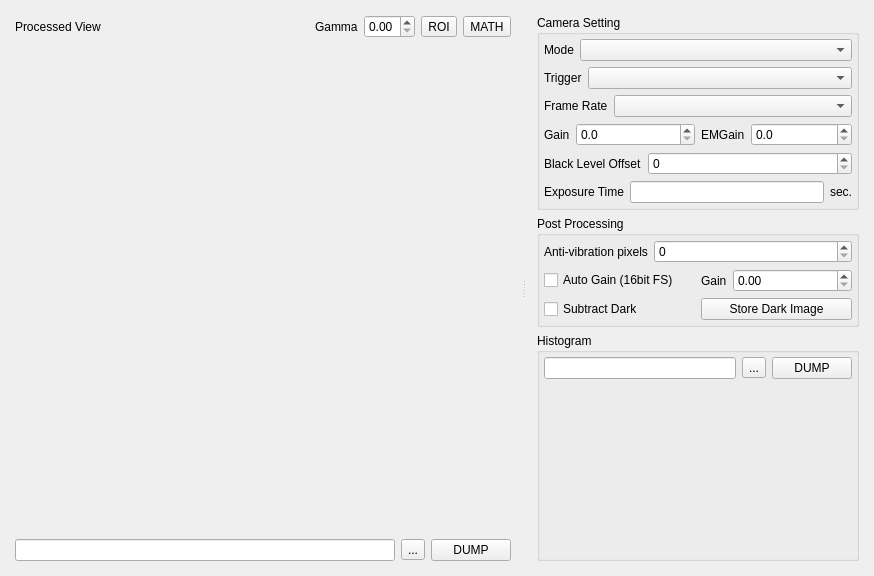
Above: modules/optics/core/digitalcameraform.ui from northriv/KAME before the change. Below: the same form after it.
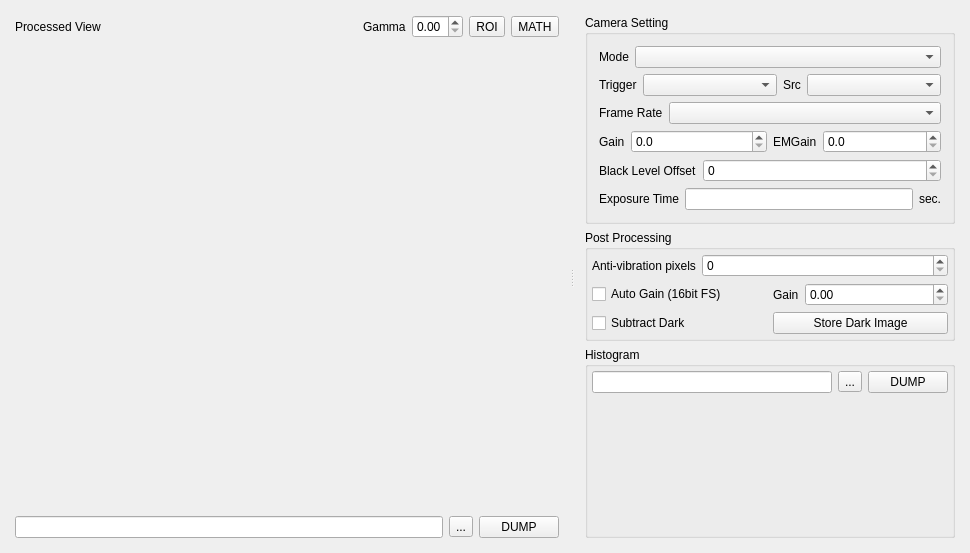
That is the form after the change. Custom widgets are drawn as their Qt base class.

Diff of the .ui file:
```diff
--- a/modules/optics/core/digitalcameraform.ui
+++ b/modules/optics/core/digitalcameraform.ui
@@ -6,8 +6,8 @@
    <rect>
     <x>0</x>
     <y>0</y>
-    <width>874</width>
-    <height>576</height>
+    <width>970</width>
+    <height>553</height>
    </rect>
   </property>
   <property name="windowTitle">
@@ -153,20 +153,8 @@
           <property name="title">
            <string>Camera Setting</string>
           </property>
-          <layout class="QGridLayout" name="gridLayout_2">
-           <property name="leftMargin">
-            <number>4</number>
-           </property>
-           <property name="topMargin">
-            <number>4</number>
-           </property>
-           <property name="rightMargin">
-            <number>4</number>
-           </property>
-           <property name="bottomMargin">
-            <number>4</number>
-           </property>
-           <item row="0" column="0" colspan="2">
+          <layout class="QVBoxLayout" name="verticalLayout_4">
+           <item>
             <layout class="QHBoxLayout" name="horizontalLayout">
              <item>
               <widget class="QLabel" name="textLabel1_2_5_3_3_5">
@@ -196,10 +184,10 @@
              </item>
             </layout>
            </item>
-           <item row="3" column="1">
-            <layout class="QHBoxLayout" name="horizontalLayout_11">
+           <item>
+            <layout class="QHBoxLayout" name="horizontalLayout_6">
              <item>
-              <widget class="QLabel" name="textLabel1_2_5_3_3_15">
+              <widget class="QLabel" name="textLabel1_2_5_3_3_10">
                <property name="sizePolicy">
                 <sizepolicy hsizetype="Fixed" vsizetype="Preferred">
                  <horstretch>0</horstretch>
@@ -207,7 +195,7 @@
                 </sizepolicy>
                </property>
                <property name="text">
-                <string>EMGain</string>
+                <string>Trigger</string>
                </property>
                <property name="wordWrap">
                 <bool>false</bool>
@@ -215,18 +203,44 @@
               </widget>
              </item>
              <item>
-              <widget class="QDoubleSpinBox" name="m_dblEMGain">
-               <property name="decimals">
-                <number>1</number>
+              <widget class="QComboBox" name="m_cmbTrigger">
+               <property name="sizePolicy">
+                <sizepolicy hsizetype="Minimum" vsizetype="Fixed">
+                 <horstretch>0</horstretch>
+                 <verstretch>0</verstretch>
+                </sizepolicy>
                </property>
-               <property name="maximum">
-                <double>100000.000000000000000</double>
+              </widget>
+             </item>
+             <item>
+              <widget class="QLabel" name="textLabel1_2_5_3_3_11">
+               <property name="sizePolicy">
+                <sizepolicy hsizetype="Fixed" vsizetype="Preferred">
+                 <horstretch>0</horstretch>
+                 <verstretch>0</verstretch>
+                </sizepolicy>
+               </property>
+               <property name="text">
+                <string>Src</string>
+               </property>
+               <property name="wordWrap">
+                <bool>false</bool>
+               </property>
+              </widget>
+             </item>
+             <item>
+              <widget class="QComboBox" name="m_cmbTriggerSrc">
+               <property name="sizePolicy">
+                <sizepolicy hsizetype="Minimum" vsizetype="Fixed">
+                 <horstretch>0</horstretch>
+                 <verstretch>0</verstretch>
+                </sizepolicy>
                </property>
               </widget>
              </item>
             </layout>
            </item>
-           <item row="2" column="0" colspan="2">
+           <item>
             <layout class="QHBoxLayout" name="horizontalLayout_2">
              <item>
               <widget class="QLabel" name="textLabel1_2_5_3_3_8">
@@ -256,7 +270,101 @@
              </item>
             </layout>
            </item>
-           <item row="5" column="0" colspan="2">
+           <item>
+            <layout class="QHBoxLayout" name="horizontalLayout_14">
+             <item>
+              <layout class="QHBoxLayout" name="horizontalLayout_10">
+               <item>
+                <widget class="QLabel" name="textLabel1_2_5_3_3_14">
+                 <property name="sizePolicy">
+                  <sizepolicy hsizetype="Fixed" vsizetype="Preferred">
+                   <horstretch>0</horstretch>
+                   <verstretch>0</verstretch>
+                  </sizepolicy>
+                 </property>
+                 <property name="text">
+                  <string>Gain</string>
+                 </property>
+                 <property name="wordWrap">
+                  <bool>false</bool>
+                 </property>
+                </widget>
+               </item>
+               <item>
+                <widget class="QDoubleSpinBox" name="m_dblCameraGain">
+                 <property name="decimals">
+                  <number>1</number>
+                 </property>
+                 <property name="maximum">
+                  <double>100000.000000000000000</double>
+                 </property>
+                </widget>
+               </item>
+              </layout>
+             </item>
+             <item>
+              <layout class="QHBoxLayout" name="horizontalLayout_11">
+               <item>
+                <widget class="QLabel" name="textLabel1_2_5_3_3_15">
+                 <property name="sizePolicy">
+                  <sizepolicy hsizetype="Fixed" vsizetype="Preferred">
+                   <horstretch>0</horstretch>
+                   <verstretch>0</verstretch>
+                  </sizepolicy>
+                 </property>
+                 <property name="text">
+                  <string>EMGain</string>
+                 </property>
+                 <property name="wordWrap">
+                  <bool>false</bool>
+                 </property>
+                </widget>
+               </item>
+               <item>
+                <widget class="QDoubleSpinBox" name="m_dblEMGain">
+                 <property name="decimals">
+                  <number>1</number>
+                 </property>
+                 <property name="maximum">
+                  <double>100000.000000000000000</double>
+                 </property>
+                </widget>
+               </item>
+              </layout>
+             </item>
+            </layout>
+           </item>
+           <item>
+            <layout class="QHBoxLayout" name="_2">
+             <item>
+              <widget class="QLabel" name="textLabel1_2_5_3_3_6">
+               <property name="sizePolicy">
+                <sizepolicy hsizetype="Fixed" vsizetype="Preferred">
+                 <horstretch>0</horstretch>
+                 <verstretch>0</verstretch>
+                </sizepolicy>
+               </property>
+               <property name="text">
+                <string>Black Level Offset</string>
+               </property>
+               <property name="wordWrap">
+                <bool>false</bool>
+               </property>
+              </widget>
+             </item>
+             <item>
+              <widget class="QSpinBox" name="m_spbBrightness">
+               <property name="minimum">
+                <number>0</number>
+               </property>
+               <property name="maximum">
+                <number>1000</number>
+               </property>
+              </widget>
+             </item>
+            </layout>
+           </item>
+           <item>
             <layout class="QHBoxLayout" name="horizontalLayout_4">
              <item>
               <widget class="QLabel" name="textLabel1_2_5_3_3_3">
@@ -308,96 +416,6 @@
              </item>
             </layout>
            </item>
-           <item row="1" column="0" colspan="2">
-            <layout class="QHBoxLayout" name="horizontalLayout_6">
-             <item>
-              <widget class="QLabel" name="textLabel1_2_5_3_3_10">
-               <property name="sizePolicy">
-                <sizepolicy hsizetype="Fixed" vsizetype="Preferred">
-                 <horstretch>0</horstretch>
-                 <verstretch>0</verstretch>
-                </sizepolicy>
-               </property>
-               <property name="text">
-                <string>Trigger</string>
-               </property>
-               <property name="wordWrap">
-                <bool>false</bool>
-               </property>
-              </widget>
-             </item>
-             <item>
-              <widget class="QComboBox" name="m_cmbTrigger">
-               <property name="sizePolicy">
-                <sizepolicy hsizetype="Minimum" vsizetype="Fixed">
-                 <horstretch>0</horstretch>
-                 <verstretch>0</verstretch>
-                </sizepolicy>
-               </property>
-              </widget>
-             </item>
-            </layout>
-           </item>
-           <item row="3" column="0">
-            <layout class="QHBoxLayout" name="horizontalLayout_10">
-             <item>
-              <widget class="QLabel" name="textLabel1_2_5_3_3_14">
-               <property name="sizePolicy">
-                <sizepolicy hsizetype="Fixed" vsizetype="Preferred">
-                 <horstretch>0</horstretch>
-                 <verstretch>0</verstretch>
-                </sizepolicy>
-               </property>
-               <property name="text">
-                <string>Gain</string>
-               </property>
-               <property name="wordWrap">
-                <bool>false</bool>
-               </property>
-              </widget>
-             </item>
-             <item>
-              <widget class="QDoubleSpinBox" name="m_dblCameraGain">
-               <property name="decimals">
-                <number>1</number>
-               </property>
-               <property name="maximum">
-                <double>100000.000000000000000</double>
-               </property>
-              </widget>
-             </item>
-            </layout>
-           </item>
-           <item row="4" column="0" colspan="2">
-            <layout class="QHBoxLayout" name="_2">
-             <item>
-              <widget class="QLabel" name="textLabel1_2_5_3_3_6">
-               <property name="sizePolicy">
-                <sizepolicy hsizetype="Fixed" vsizetype="Preferred">
-                 <horstretch>0</horstretch>
-                 <verstretch>0</verstretch>
-                </sizepolicy>
-               </property>
-               <property name="text">
-                <string>Black Level Offset</string>
-               </property>
-               <property name="wordWrap">
-                <bool>false</bool>
-               </property>
-              </widget>
-             </item>
-             <item>
-              <widget class="QSpinBox" name="m_spbBrightness">
-               <property name="minimum">
-                <number>0</number>
-               </property>
-               <property name="maximum">
-                <number>1000</number>
-               </property>
-              </widget>
-             </item>
-            </layout>
-           </item>
           </layout>
          </widget>
         </item>
```
